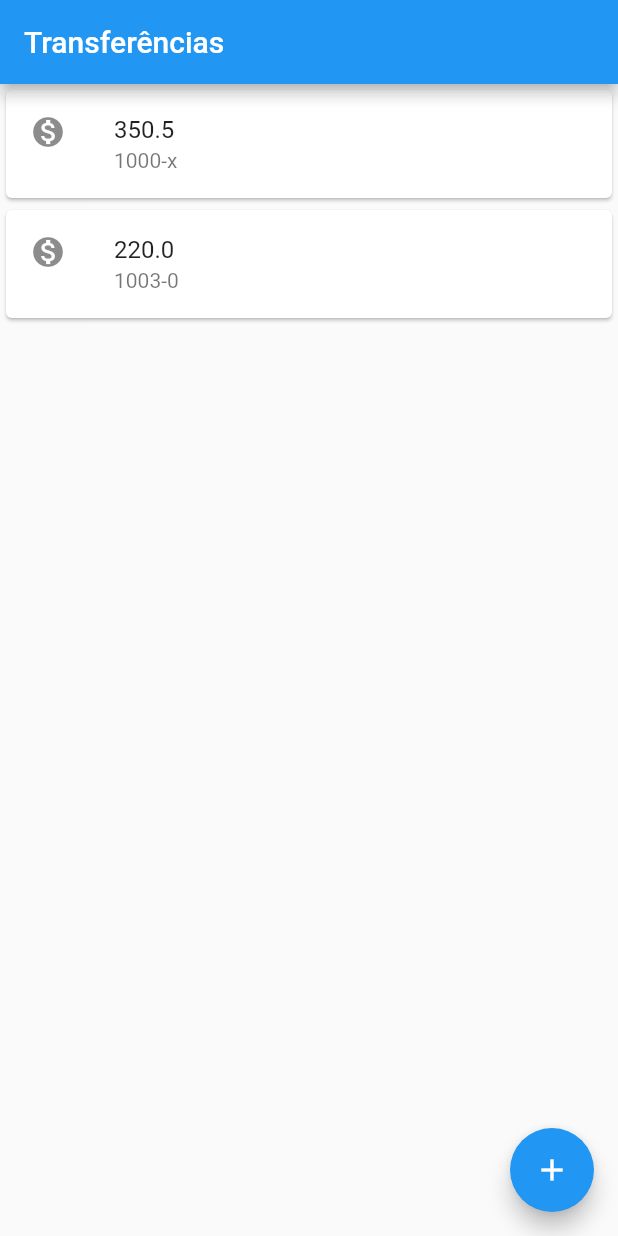
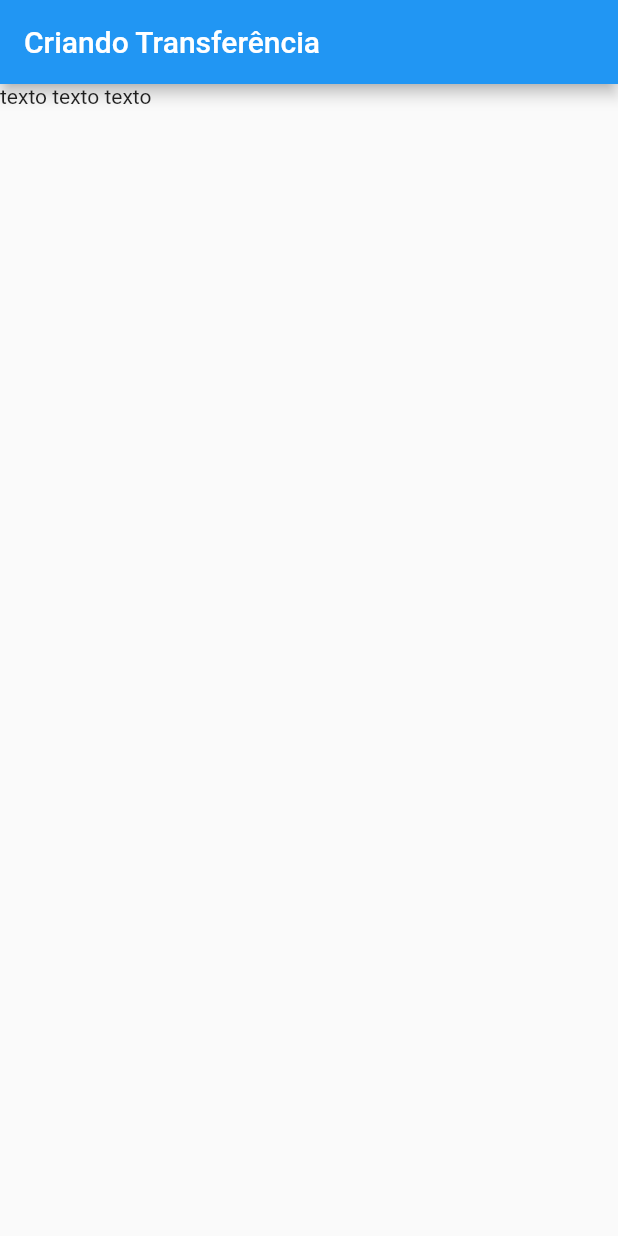
Before and after one commit to LuisHBF/flutter-alura, a Flutter app: the screen it shows after launch, on a phone screen of 412 x 824 dp. Run offline on Flutter 3.47's test engine with Material 2 defaults, Android fonts, the phone set to English and light mode, and no system bars.

Commit message:
organizando componentes para trabalhar com hot reload

```diff
--- a/lib/main.dart
+++ b/lib/main.dart
@@ -2,25 +2,45 @@ import 'package:flutter/cupertino.dart';
 import 'package:flutter/material.dart';
 
 void main() =>
-    runApp(MaterialApp(
+    runApp(BytebankApp());
+
+class BytebankApp extends StatelessWidget {
+  @override
+  Widget build(BuildContext context) {
+    return MaterialApp(
       home: Scaffold(
-          appBar: AppBar(title: Text('Transferências'),),
-          floatingActionButton: FloatingActionButton(
-            child: Icon(Icons.add),
-            onPressed: null,
-          ),
-          body: ListaTransferencia()
+          body: FormularioTransferencia()
       ),
-    ));
+    );
+  }
+}
+
+
+class FormularioTransferencia extends StatelessWidget {
+  @override
+  Widget build(BuildContext context) {
+      return Scaffold(
+        appBar: AppBar(title: Text('Criando Transferência'),),
+        body: Text('texto texto texto'),
+      );
+  }
+
+}
 
 class ListaTransferencia extends StatelessWidget {
   @override
   Widget build(BuildContext context) {
-    return Column(children: <Widget>[
-      ItemTransferencia(Transferencia("1000-x", 350.5)),
-      ItemTransferencia(Transferencia("1003-0", 220))
-
-    ],);
+    return Scaffold(
+        appBar: AppBar(title: Text('Transferências'),),
+        body: Column(children: <Widget>[
+          ItemTransferencia(Transferencia("1000-x", 350.5)),
+          ItemTransferencia(Transferencia("1003-0", 220))
+        ],),
+        floatingActionButton: FloatingActionButton(
+          child: Icon(Icons.add),
+          onPressed: null,
+        )
+    );
   }
 
 
@@ -47,7 +67,7 @@ class ItemTransferencia extends StatelessWidget {
 
 }
 
-class Transferencia{
+class Transferencia {
   final String _conta;
   final double _valor;
 
```
